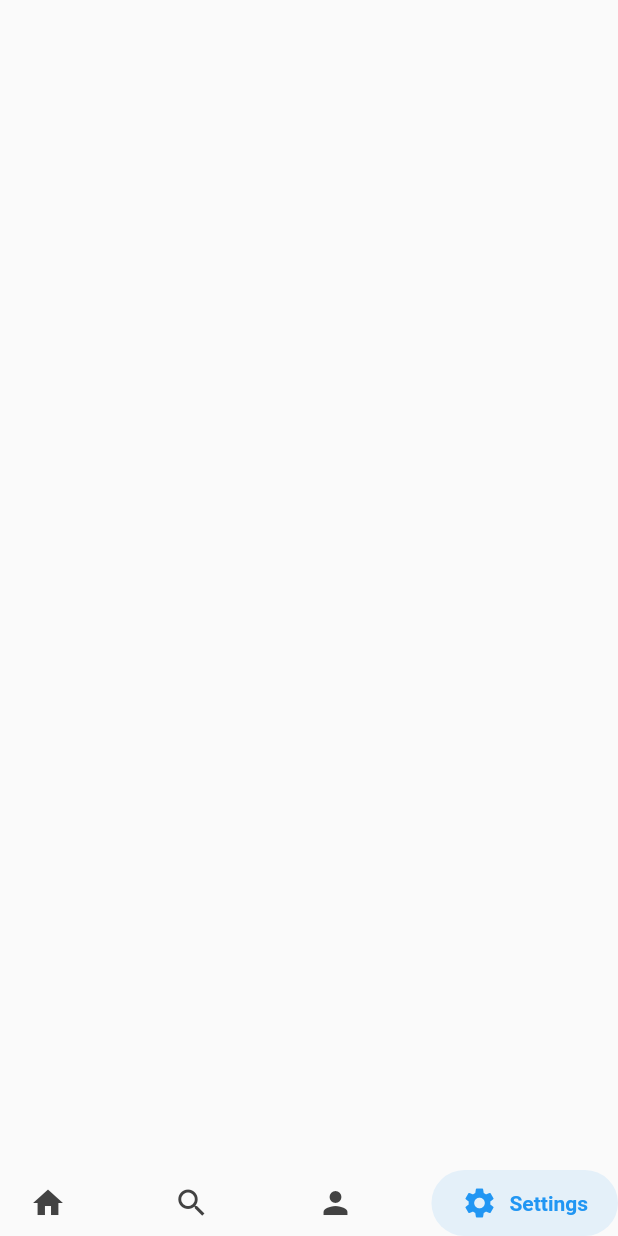
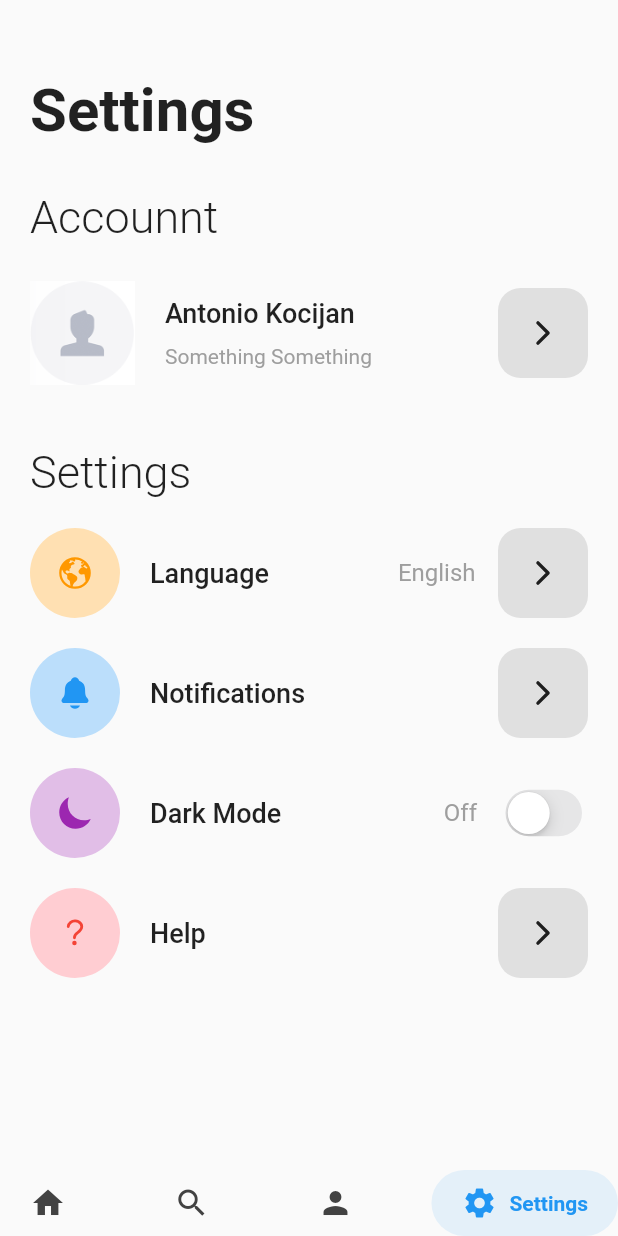
Before and after one commit to Karlo11111/Aedis---HotelSoftvare-using-Flutter, a Flutter app: the screen it shows once a user with an empty profile is signed in, item 4 of the bottom bar chosen, on a phone screen of 412 x 824 dp. Run offline on Flutter 3.47's test engine with Material 2 defaults, Android fonts, the phone set to English and light mode, and no system bars; drawn by our look-alikes of google_nav_bar; our stand-ins replace cloud_firestore, firebase_auth, firebase_core, font_awesome_flutter, google_fonts, google_sign_in and 2 more; accounts and stored records are empty; network calls fail; Roboto replaces fonts that are missing (Inder).

Commit message:
Skoro gotov settings

```diff
--- a/lib/LoginPages/login_page.dart
+++ b/lib/LoginPages/login_page.dart
@@ -199,23 +199,18 @@ class _LoginPageState extends State<LoginPage> {
                   //sized box
                   const SizedBox(height: 10),
 
-                  //TEXT WITH REGISTER PAGE TEXT
-
-                  SizedBox(
-                    height: 20,
-                  ),
-
                   Row(
                     children: [
                       Expanded(
-                        child: Divider(
-                          color: Colors.black,
-                          thickness: 0.5,
-                        ),
+                          child: Divider(
+                        color: Colors.black,
+                        thickness: 0.5,
+                      )),
+                      Text(
+                        'Or continue with',
+                        style: GoogleFonts.inder(
+                            fontSize: 14, fontWeight: FontWeight.w600),
                       ),
-                      Text('Or continue with',
-                          style: GoogleFonts.inter(
-                              fontSize: 14, fontWeight: FontWeight.w600)),
                       Expanded(
                         child: Divider(
                           color: Colors.black,
@@ -225,12 +220,14 @@ class _LoginPageState extends State<LoginPage> {
                     ],
                   ),
 
+                  //TEXT WITH REGISTER PAGE TEXT
+
                   Row(
                     mainAxisAlignment: MainAxisAlignment.center,
                     children: [
                       IconButton(
                           iconSize: 40,
-                          onPressed: () {},
+                          onPressed: () => signInWithGoogle(),
                           icon: FaIcon(FontAwesomeIcons.google)),
                       SizedBox(width: 10),
                       IconButton(
@@ -245,9 +242,26 @@ class _LoginPageState extends State<LoginPage> {
                     ],
                   ),
 
-                  const SizedBox(
-                    height: 40,
+                  SizedBox(
+                    height: 20,
                   ),
+
+                  Row(
+                    mainAxisAlignment: MainAxisAlignment.center,
+                    children: [
+                      const SizedBox(
+                        width: 5,
+                      ),
+                      GestureDetector(
+                          onTap: widget.ontap,
+                          child: Text(
+                            "Register Now!",
+                            style: GoogleFonts.inter(
+                                color: Colors.blue,
+                                fontWeight: FontWeight.bold),
+                          )),
+                    ],
+                  )
                 ],
               ),
             ),
--- /dev/null
+++ b/lib/Utilities/forward_button.dart
@@ -0,0 +1,22 @@
+import 'package:flutter/material.dart';
+import 'package:ionicons/ionicons.dart';
+
+class ForwardButton extends StatelessWidget {
+  final Function() onTap;
+  const ForwardButton({super.key, required this.onTap});
+
+  @override
+  Widget build(BuildContext context) {
+    return GestureDetector(
+      onTap: onTap,
+      child: Container(
+        width: 60,
+        height: 60,
+        decoration: BoxDecoration(
+            color: Colors.grey.shade300,
+            borderRadius: BorderRadius.circular(15)),
+        child: const Icon(Ionicons.chevron_forward_outline),
+      ),
+    );
+  }
+}
--- /dev/null
+++ b/lib/Utilities/setting_item.dart
@@ -0,0 +1,65 @@
+// ignore_for_file: sized_box_for_whitespace, prefer_const_constructors
+
+import 'package:flutter/material.dart';
+import 'package:google_fonts/google_fonts.dart';
+import 'package:ionicons/ionicons.dart';
+import 'package:razvoj_sofvera/Utilities/forward_button.dart';
+
+class SettingItem extends StatelessWidget {
+  final String title;
+  final Color bgColor;
+  final Color iconColor;
+  final IconData icon;
+  final Function() onTap;
+  final String? value;
+
+  const SettingItem({
+    super.key,
+    required this.title,
+    required this.bgColor,
+    required this.iconColor,
+    required this.icon,
+    required this.onTap,
+    this.value,
+  });
+
+  @override
+  Widget build(BuildContext context) {
+    return SizedBox(
+      width: double.infinity,
+      child: Row(
+        children: [
+          Container(
+            height: 60,
+            width: 60,
+            decoration: BoxDecoration(shape: BoxShape.circle, color: bgColor),
+            child: Icon(
+              icon,
+              color: iconColor,
+            ),
+          ),
+          const SizedBox(
+            width: 20,
+          ),
+          Text(
+            title,
+            style: GoogleFonts.inder(fontSize: 18, fontWeight: FontWeight.w500),
+          ),
+          const Spacer(),
+          value != null
+              ? Text(
+                  value!,
+                  style: GoogleFonts.inder(fontSize: 16, color: Colors.grey),
+                )
+              : const SizedBox(),
+          const SizedBox(
+            width: 15,
+          ),
+          ForwardButton(
+            onTap: onTap,
+          )
+        ],
+      ),
+    );
+  }
+}
--- /dev/null
+++ b/lib/Utilities/setting_switch.dart
@@ -0,0 +1,57 @@
+import 'package:flutter/cupertino.dart';
+import 'package:flutter/material.dart';
+import 'package:google_fonts/google_fonts.dart';
+import 'package:razvoj_sofvera/Utilities/forward_button.dart';
+
+class SettingSwitch extends StatelessWidget {
+  final String title;
+  final Color bgColor;
+  final Color iconColor;
+  final IconData icon;
+  final bool value;
+  final Function(bool value) onTap;
+  const SettingSwitch(
+      {super.key,
+      required this.title,
+      required this.bgColor,
+      required this.iconColor,
+      required this.icon,
+      required this.onTap,
+      required this.value});
+
+  @override
+  Widget build(BuildContext context) {
+    return SizedBox(
+      width: double.infinity,
+      child: Row(
+        children: [
+          Container(
+            height: 60,
+            width: 60,
+            decoration: BoxDecoration(shape: BoxShape.circle, color: bgColor),
+            child: Icon(
+              icon,
+              color: iconColor,
+            ),
+          ),
+          const SizedBox(
+            width: 20,
+          ),
+          Text(
+            title,
+            style: GoogleFonts.inder(fontSize: 18, fontWeight: FontWeight.w500),
+          ),
+          const Spacer(),
+          Text(
+            value ? "On" : "Off",
+            style: GoogleFonts.inder(fontSize: 16, color: Colors.grey),
+          ),
+          const SizedBox(
+            width: 15,
+          ),
+          CupertinoSwitch(value: value, onChanged: onTap)
+        ],
+      ),
+    );
+  }
+}
--- /dev/null
+++ b/lib/pages/Edit_account_screen.dart
@@ -0,0 +1,43 @@
+// ignore_for_file: prefer_const_constructors, prefer_const_literals_to_create_immutables
+
+import 'package:flutter/material.dart';
+import 'package:ionicons/ionicons.dart';
+
+class EditAccountScreen extends StatefulWidget {
+  const EditAccountScreen({super.key});
+
+  @override
+  State<EditAccountScreen> createState() => _EditAccountScreenState();
+}
+
+class _EditAccountScreenState extends State<EditAccountScreen> {
+  @override
+  Widget build(BuildContext context) {
+    return Scaffold(
+      appBar: AppBar(
+        backgroundColor: Colors.white,
+        leading: IconButton(
+          color: Colors.black,
+          onPressed: () {
+            Navigator.pop(context);
+          },
+          icon: const Icon(Ionicons.chevron_back_outline),
+        ),
+        leadingWidth: 80,
+        actions: [
+          IconButton(
+            onPressed: () {},
+            style: IconButton.styleFrom(
+                backgroundColor: Colors.lightBlueAccent,
+                shape: RoundedRectangleBorder(
+                    borderRadius: BorderRadius.circular(15))),
+            icon: Icon(
+              Ionicons.checkmark,
+              color: Colors.black,
+            ),
+          )
+        ],
+      ),
+    );
+  }
+}
--- a/lib/pages/options_page.dart
+++ b/lib/pages/options_page.dart
@@ -1,4 +1,11 @@
+// ignore_for_file: prefer_const_constructors, prefer_const_literals_to_create_immutables, sized_box_for_whitespace, unnecessary_string_escapes
 import 'package:flutter/material.dart';
+import 'package:google_fonts/google_fonts.dart';
+import 'package:ionicons/ionicons.dart';
+import 'package:razvoj_sofvera/Utilities/forward_button.dart';
+import 'package:razvoj_sofvera/Utilities/setting_item.dart';
+import 'package:razvoj_sofvera/Utilities/setting_switch.dart';
+import 'package:razvoj_sofvera/pages/Edit_account_screen.dart';
 
 class OptionsPage extends StatefulWidget {
   const OptionsPage({super.key});
@@ -8,8 +15,167 @@ class OptionsPage extends StatefulWidget {
 }
 
 class _OptionsPageState extends State<OptionsPage> {
+  bool isDarkMode = false;
+
   @override
   Widget build(BuildContext context) {
-    return const Scaffold();
+    return Scaffold(
+      body: SafeArea(
+        child: SingleChildScrollView(
+          child: Padding(
+            padding: const EdgeInsets.all(20.0),
+            child: Column(
+              crossAxisAlignment: CrossAxisAlignment.start,
+              children: [
+                const SizedBox(
+                  height: 30,
+                ),
+                Text(
+                  "Settings",
+                  style: GoogleFonts.inder(
+                      fontSize: 40, fontWeight: FontWeight.bold),
+                ),
+
+                const SizedBox(
+                  height: 30,
+                ),
+
+                //Acc part
+
+                Text(
+                  "Accounnt",
+                  style: GoogleFonts.inder(
+                      fontSize: 30, fontWeight: FontWeight.w300),
+                ),
+
+                const SizedBox(
+                  height: 25,
+                ),
+
+                SizedBox(
+                  width: double.infinity,
+                  child: Row(
+                    children: [
+                      Image.asset(
+                        "lib/assets/avatar.png",
+                        width: 70,
+                        height: 70,
+                      ),
+                      const SizedBox(
+                        width: 20,
+                      ),
+
+                      //username&bio
+                      Column(
+                        crossAxisAlignment: CrossAxisAlignment.start,
+                        children: [
+                          Text(
+                            "Antonio Kocijan",
+                            style: GoogleFonts.inder(
+                                fontSize: 18, fontWeight: FontWeight.w500),
+                          ),
+                          SizedBox(
+                            height: 10,
+                          ),
+                          Text(
+                            "Something Something",
+                            style: GoogleFonts.inder(
+                                fontSize: 14, color: Colors.grey),
+                          )
+                        ],
+                      ),
+
+                      //Acc button
+                      const Spacer(),
+                      ForwardButton(
+                        onTap: () {
+                          Navigator.push(
+                            context,
+                            MaterialPageRoute(
+                              builder: (context) => EditAccountScreen(),
+                            ),
+                          );
+                        },
+                      )
+                    ],
+                  ),
+                ),
+                //settings
+
+                const SizedBox(
+                  height: 40,
+                ),
+
+                Text("Settings",
+                    style: GoogleFonts.inder(
+                        fontSize: 30, fontWeight: FontWeight.w300)),
+
+                const SizedBox(
+                  height: 20,
+                ),
+
+                //language
+
+                SettingItem(
+                  title: "Language",
+                  icon: Ionicons.earth,
+                  bgColor: Colors.orange.shade100,
+                  iconColor: Colors.orange,
+                  value: "English",
+                  onTap: () {},
+                ),
+
+                const SizedBox(
+                  height: 20,
+                ),
+
+                //notifications
+
+                SettingItem(
+                  title: "Notifications",
+                  icon: Ionicons.notifications,
+                  bgColor: Colors.blue.shade100,
+                  iconColor: Colors.blue,
+                  onTap: () {},
+                ),
+
+                const SizedBox(
+                  height: 20,
+                ),
+
+                //dark theme
+
+                SettingSwitch(
+                  title: "Dark Mode",
+                  icon: Ionicons.moon_sharp,
+                  bgColor: Colors.purple.shade100,
+                  iconColor: Colors.purple,
+                  value: isDarkMode,
+                  onTap: (value) {
+                    setState(() {
+                      isDarkMode = value;
+                    });
+                  },
+                ),
+
+                const SizedBox(
+                  height: 20,
+                ),
+
+                //help
+
+                SettingItem(
+                  title: "Help",
+                  icon: Ionicons.help,
+                  bgColor: Colors.red.shade100,
+                  iconColor: Colors.red,
+                  onTap: () {},
+                ),
+              ],
+            ),
+          ),
+        ),
+      ),
+    );
   }
 }
--- a/pubspec.yaml
+++ b/pubspec.yaml
@@ -43,6 +43,8 @@ dependencies:
   material_design_icons_flutter: ^7.0.7296
   font_awesome_flutter: ^10.6.0
   google_sign_in: ^5.4.2
+  settings_ui: ^2.0.2
+  ionicons: ^0.2.2
 
 dev_dependencies:
   flutter_test:
@@ -66,8 +68,8 @@ flutter:
   uses-material-design: true
 
   # To add assets to your application, add an assets section, like this:
-  # assets:
-  #   - images/a_dot_burr.jpeg
+  assets:
+    - lib/assets/avatar.png
   #   - images/a_dot_ham.jpeg
 
   # An image asset can refer to one or more resolution-specific "variants", see
```
Also changed, not shown: lib/assets/avatar.png (added), pubspec.lock.
